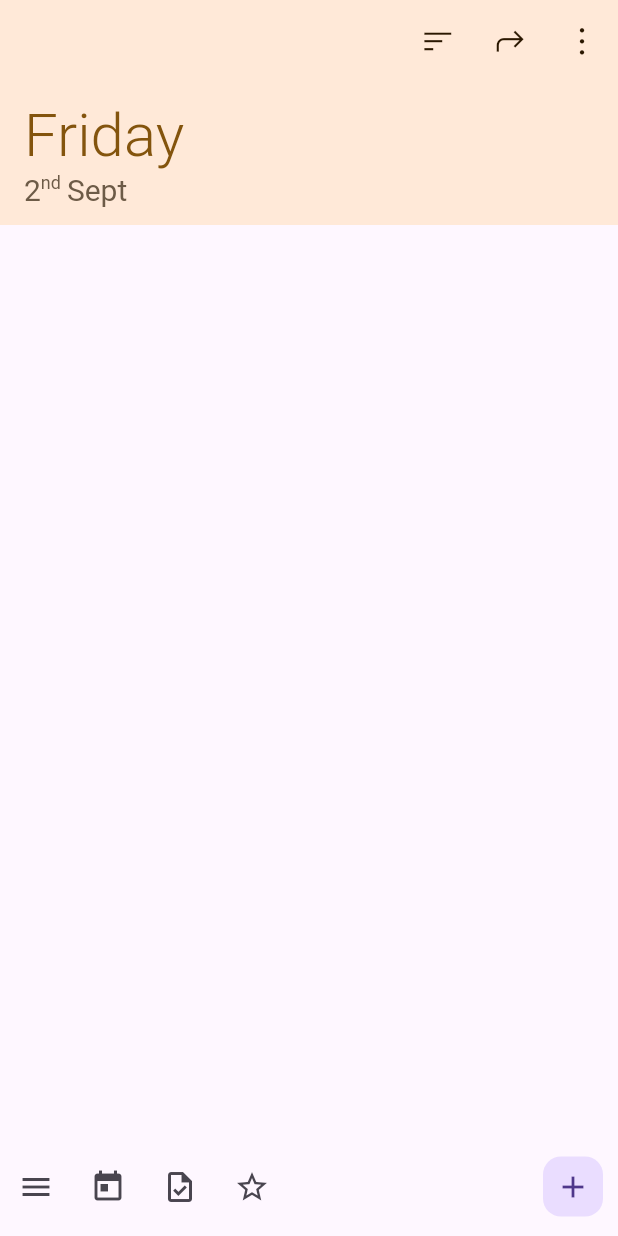
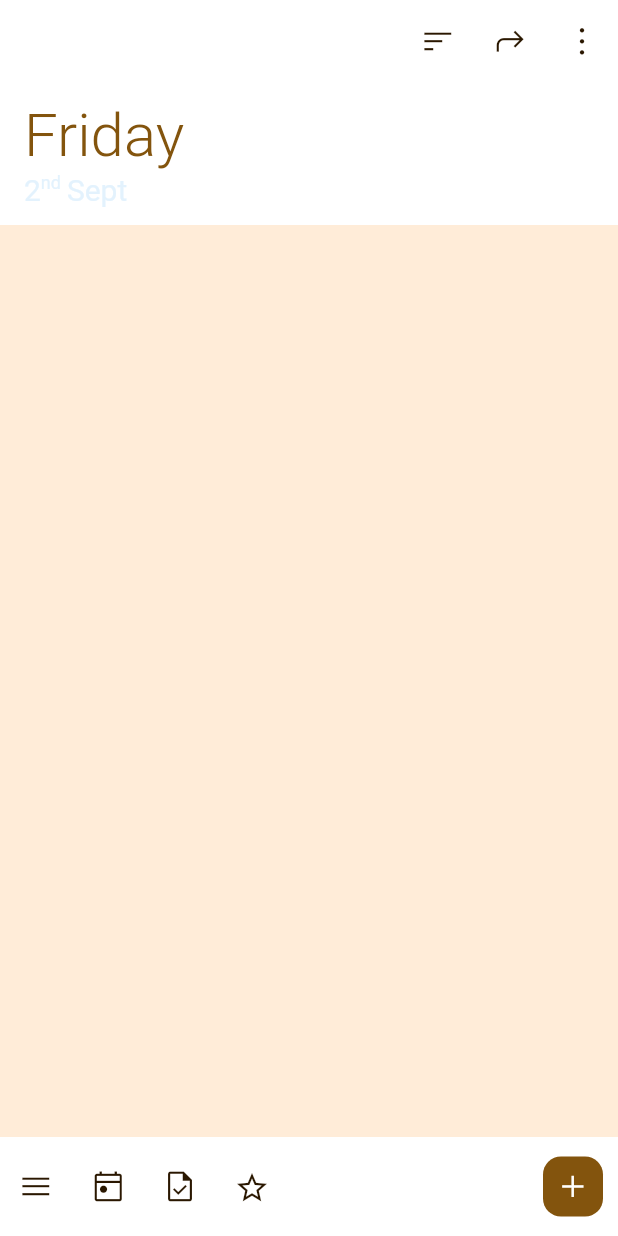
Before and after one commit to chaitanya634/tasks, a Flutter app: the screen it shows after launch, on a phone screen of 412 x 824 dp. Run offline on Flutter 3.47's test engine with Material 2 defaults, Android fonts, the phone set to English and light mode, and no system bars; drawn by our look-alikes of dynamic_color; our stand-ins replace google_fonts.

```diff
--- a/lib/pages/home.dart
+++ b/lib/pages/home.dart
@@ -22,14 +22,12 @@ class HomePage extends StatelessWidget {
             child: CustomScrollView(
               slivers: [
                 SliverAppBar(
-                  surfaceTintColor: Colors.black,
-                  backgroundColor: Theme.of(context).bottomAppBarColor,
+                  backgroundColor: lightDynamic?.onInverseSurface ?? Theme.of(context).bottomAppBarColor,
                   floating: true,
                   snap: true,
                   expandedHeight: 150.0,
                   pinned: true,
                   flexibleSpace: FlexibleSpaceBar(
-
                     title: Column(
                       mainAxisAlignment: MainAxisAlignment.end,
                       crossAxisAlignment: CrossAxisAlignment.start,
@@ -38,8 +36,11 @@ class HomePage extends StatelessWidget {
                             style: GoogleFonts.roboto(
                                 fontSize: 20,
                                 fontWeight: FontWeight.w300,
-                                color: lightDynamic?.primary ?? Theme.of(context).primaryColor)),
-                        context.read<DateTimeProvider>().date(context, lightDynamic),
+                                color: lightDynamic?.primary ??
+                                    Theme.of(context).primaryColor)),
+                        context
+                            .read<DateTimeProvider>()
+                            .date(context, lightDynamic),
                       ],
                     ),
                     titlePadding: const EdgeInsets.only(left: 16, bottom: 10),
@@ -48,7 +49,8 @@ class HomePage extends StatelessWidget {
                   actions: [
                     PopupMenuButton(
                       color: lightDynamic?.secondaryContainer,
-                      icon: const Icon(IconData(0xe800, fontFamily: 'SortFontIcon')),
+                      icon: const Icon(
+                          IconData(0xe813, fontFamily: 'OutlinedFontIcons')),
                       itemBuilder: (context) => <PopupMenuEntry>[
                         const PopupMenuItem(
                             child: ListTile(
@@ -67,11 +69,12 @@ class HomePage extends StatelessWidget {
                     IconButton(
                       onPressed: () {},
                       icon: const Icon(
-                          IconData(0xe800, fontFamily: 'ShareFontIcon')),
+                          IconData(0xe814, fontFamily: 'OutlinedFontIcons')),
                     ),
                     PopupMenuButton(
                       color: lightDynamic?.secondaryContainer,
-                      icon: const Icon(IconData(0xe800, fontFamily: 'MoreFontIcon')),
+                      icon: const Icon(
+                          IconData(0xe815, fontFamily: 'OutlinedFontIcons')),
                       itemBuilder: (context) => <PopupMenuEntry>[
                         const PopupMenuItem(
                             child: ListTile(
@@ -104,7 +107,8 @@ class HomePage extends StatelessWidget {
           ),
           Container(
             height: 66,
-            color: lightDynamic?.onInverseSurface,
+            color: lightDynamic?.onInverseSurface ??
+                Theme.of(context).bottomAppBarColor,
             child: Row(
               children: [
                 Expanded(
@@ -119,33 +123,31 @@ class HomePage extends StatelessWidget {
                             builder: (context) => const ListMenu(),
                           );
                         },
-                        icon: const Icon(Icons.menu)),
-                    IconButton(onPressed: () {}, icon: const Icon(Icons.today)),
+                        icon: const Icon(IconData(0xe810, fontFamily: 'OutlinedFontIcons'))),
+                    IconButton(onPressed: () {}, icon: const Icon(IconData(0xe80f, fontFamily: 'OutlinedFontIcons'))),
                     IconButton(
                         onPressed: () {},
-                        icon: const Icon(Icons.task_outlined)),
+                        icon: const Icon(IconData(0xe80e, fontFamily: 'OutlinedFontIcons'))),
                     IconButton(
-                        onPressed: () {}, icon: const Icon(Icons.star_border)),
+                        onPressed: () {}, icon: const Icon(IconData(0xe80d, fontFamily: 'OutlinedFontIcons'))),
                   ]),
                 ),
                 Padding(
                   padding: const EdgeInsets.only(right: 6.0),
                   child: FloatingActionButton(
-                    backgroundColor: lightDynamic?.primary,
+                    backgroundColor:
+                        lightDynamic?.primary ?? Theme.of(context).primaryColor,
                     onPressed: () {
                       showGeneralDialog(
                         context: context,
                         pageBuilder: (context, animation, secondaryAnimation) {
-                          return const CreateTaskPage();
+                          return CreateTaskPage(lightDynamic);
                         },
                       );
                     },
                     mini: true,
                     elevation: 0,
-                    child: Icon(
-                      Icons.add,
-                      color: lightDynamic?.onPrimary,
-                    ),
+                    child: const Icon(IconData(0xe811, fontFamily: 'OutlinedFontIcons')),
                   ),
                 )
               ],
--- a/lib/themes/light.dart
+++ b/lib/themes/light.dart
@@ -5,11 +5,13 @@ ThemeData dynamicLightTheme(ColorScheme? lightDynamic) {
   if (lightDynamic == null) {
     return ThemeData(useMaterial3: true);
   }
+
   return ThemeData(
     useMaterial3: true,
     backgroundColor: lightDynamic.surface,
     appBarTheme: AppBarTheme(
       systemOverlayStyle: const SystemUiOverlayStyle(
+          statusBarIconBrightness: Brightness.dark,
           statusBarColor: Colors.transparent,
           systemNavigationBarColor: Colors.transparent),
       backgroundColor: lightDynamic.onInverseSurface,
@@ -24,7 +26,6 @@ ThemeData dynamicLightTheme(ColorScheme? lightDynamic) {
 ThemeData lightTheme() {
   return ThemeData(
     useMaterial3: true,
-      backgroundColor: const Color(0xFFFFFBFF),
     appBarTheme: const AppBarTheme(
       systemOverlayStyle: SystemUiOverlayStyle(
         statusBarColor: Colors.transparent,
@@ -32,7 +33,20 @@ ThemeData lightTheme() {
       ),
       actionsIconTheme: IconThemeData(color: Color(0xff2A1700)),
     ),
-      bottomAppBarColor: const Color.fromARGB(140, 255, 221, 184),
-      primaryColor: const Color(0xff83540D),
-      secondaryHeaderColor: const Color(0xff6D5B47));
+    colorScheme: const ColorScheme(
+      brightness: Brightness.light,
+      background: Color(0xFFFFFBFF),
+      onBackground: Color(0xff1F1B17),
+      surface: Color.fromARGB(140, 255, 221, 184),
+      onSurface: Color(0xff2A1700),
+      inverseSurface: Color(0xff34302C),
+      primary: Color(0xff83540D),
+      onPrimary: Color(0xffFFFFFF),
+      secondary: Color(0xff6D5B47),
+      onSecondary: Color(0xffFFFFFF),
+      error: Color(0xffBA1A1A),
+      onError: Color(0xffFFFFFF),
+      outline: Color(0xff80756B)
+    ),
+  );
 }
```
Also changed, not shown: lib/pages/create_task.dart (+82 -52 lines), pubspec.yaml (+2 -8 lines), lib/assets/icons/more.ttf (deleted), lib/assets/icons/outlined_font.ttf (added), lib/assets/icons/share.ttf (deleted), lib/assets/icons/sort.ttf (deleted). Lines whose indentation alone changed are shown as unchanged.
